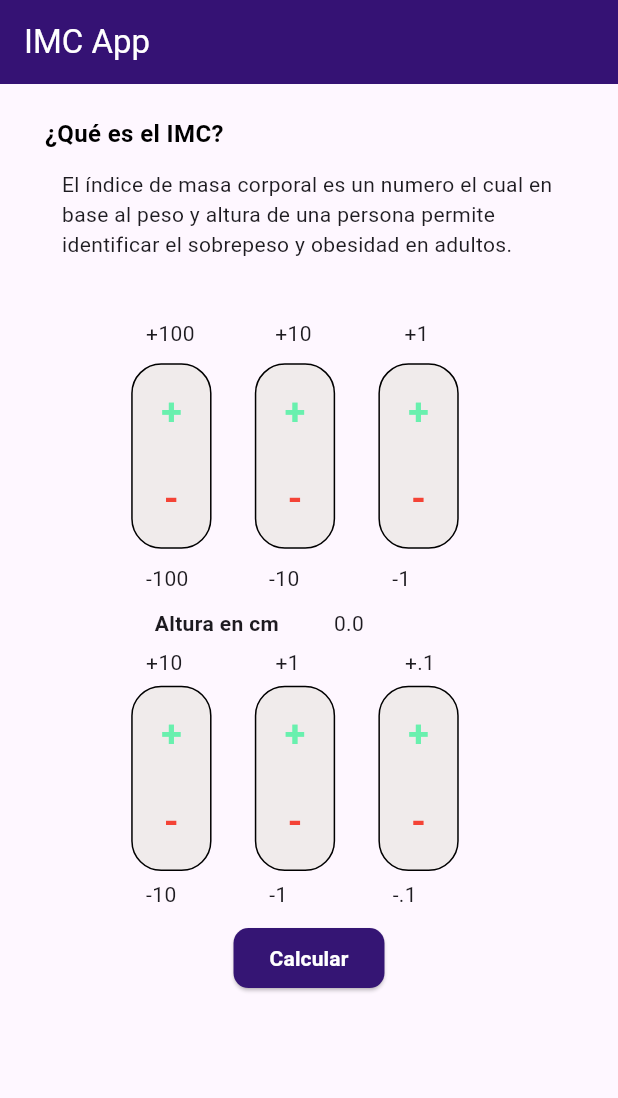
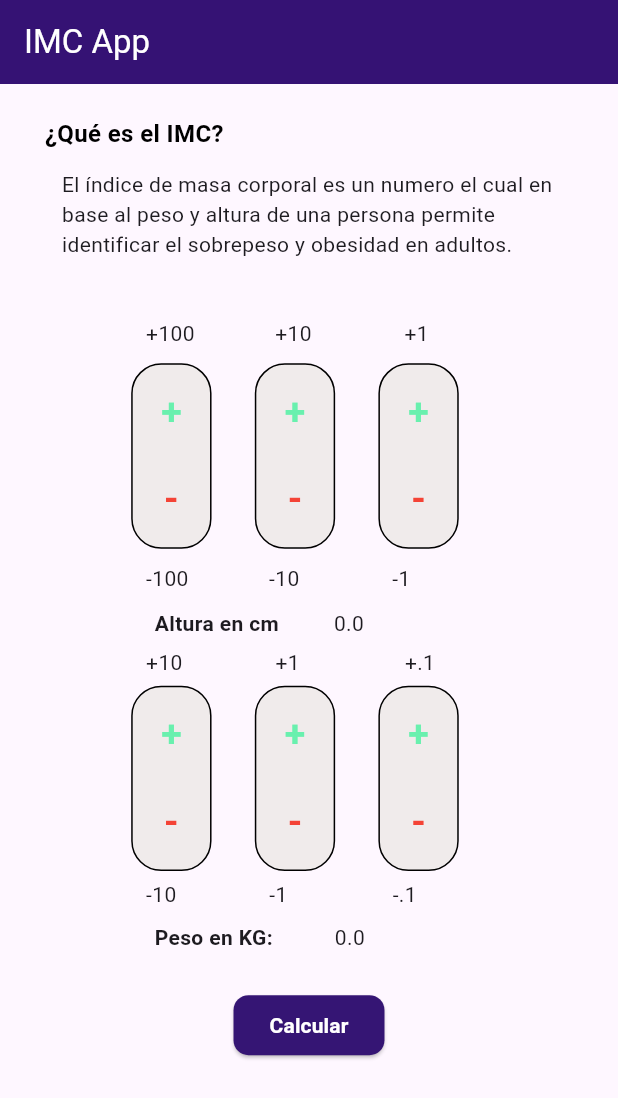
Before and after one commit to IGerardoJR/AllInApp, a Flutter app: the screen it shows after launch, after a tap on "Indice Corporal", on a phone screen of 412 x 824 dp. Shown: the top 1098 px of the screen. Run offline on Flutter 3.47's test engine with Material 3 defaults, Android fonts, the light colour scheme and no system bars.

Commit message:
prediseno completo

```diff
--- a/lib/pages/imc.dart
+++ b/lib/pages/imc.dart
@@ -203,6 +203,27 @@ class _CorporalPageState extends State<CorporalPage> {
                 SizedBox(
                   height: _deviceHeigth * 0.010,
                 ),
+                Padding(
+                    padding: EdgeInsets.only(left: _deviceWidth * 0.25),
+                    child: Row(
+                      children: [
+                        SizedBox(
+                          child: const Text(
+                            'Peso en KG:',
+                            style: TextStyle(
+                              fontWeight: FontWeight.bold,
+                            ),
+                          ),
+                        ),
+                        SizedBox(
+                          width: _deviceWidth * 0.10,
+                        ),
+                        Text("$peso")
+                      ],
+                    )),
+                SizedBox(
+                  height: _deviceHeigth * 0.03,
+                ),
                 _btnCalcular()
               ],
             )),
```
